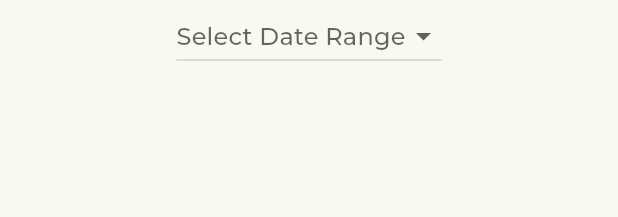
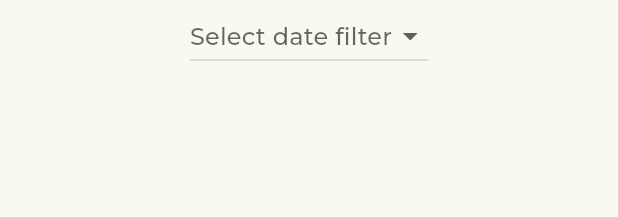
Before and after one commit to 808thlife/Smart-expense-tracker, a Flutter app: the DateCategories widget shown alone on an empty page, opened directly, on a phone screen of 412 x 824 dp. Shown: the top 217 px of the screen. Run offline on Flutter 3.47's test engine with Material 3 defaults, Android fonts, the phone set to English and light mode, and no system bars; our stand-ins replace flutter_riverpod, google_fonts, hugeicons.

Commit message:
finished card designs

```diff
--- a/lib/main.dart
+++ b/lib/main.dart
@@ -11,15 +11,10 @@ void main() {
 class MyApp extends StatelessWidget {
   const MyApp({super.key});
 
-  // This widget is the root of your application.
   @override
   Widget build(BuildContext context) {
     final brightness = View.of(context).platformDispatcher.platformBrightness;
 
-    // Retrieves the default theme for the platform
-    //TextTheme textTheme = Theme.of(context).textTheme;
-
-    // Use with Google Fonts package to use downloadable fonts
     TextTheme textTheme =
         createTextTheme(context, "Montserrat Alternates", "Montserrat");
 
--- a/lib/pages/home/widgets/date_categories.dart
+++ b/lib/pages/home/widgets/date_categories.dart
@@ -16,8 +16,7 @@ class _DateCategoriesState extends ConsumerState<DateCategories> {
   DateFilter? _selectedDateFilter;
 
   // Method to filter expenses based on the selected date range
-  List<Expense> _filterExpenses(DateFilter? filter) {
-    final expenses = ref.watch(expenseProvider);
+  List<Expense> _filterExpenses(List<Expense> expenses, DateFilter? filter) {
     if (filter == null) return expenses;
 
     DateTime now = DateTime.now();
@@ -49,43 +48,38 @@ class _DateCategoriesState extends ConsumerState<DateCategories> {
 
   @override
   Widget build(BuildContext context) {
-    return Expanded(
+    final expenses = ref.watch(expenseProvider);
+    final filteredExpenses = _filterExpenses(expenses, _selectedDateFilter);
+
+    return Center(
       child: Column(
+        mainAxisAlignment: MainAxisAlignment.start,
         children: [
           DropdownButton<DateFilter>(
             value: _selectedDateFilter,
-            hint: const Text('Select Date Range'),
+            hint: const Text('Select date filter'),
             items: DateFilter.values.map((DateFilter filter) {
               return DropdownMenuItem<DateFilter>(
                 value: filter,
-                child: Text(filter == DateFilter.today
-                    ? 'Today'
-                    : filter == DateFilter.thisWeek
-                        ? 'This Week'
-                        : 'This Month'),
+                child: Text(filter.toString().split('.').last),
               );
             }).toList(),
-            onChanged: (DateFilter? newValue) {
+            onChanged: (DateFilter? value) {
               setState(() {
-                _selectedDateFilter = newValue;
+                _selectedDateFilter = value;
               });
+              // Update the filtered expenses in the provider
             },
           ),
-          // Display the filtered expenses here
-          Expanded(
-            child: ListView.builder(
-              itemCount: _filterExpenses(_selectedDateFilter).length,
-              itemBuilder: (context, index) {
-                final expense = _filterExpenses(_selectedDateFilter)[index];
-                return ListTile(
-                  title: Text('\$${expense.expense.toStringAsFixed(2)}'),
-                  subtitle: Text(expense.category.category.toString()),
-                  trailing:
-                      Text(DateFormat('yyyy-MM-dd').format(expense.timestamp)),
-                );
-              },
-            ),
-          ),
+          // You can add more widgets here to display the filtered expenses
+          // For example:
+          // Text('Filtered Expenses: ${filteredExpenses.length}'),
+          // ListView.builder(
+          //   itemCount: filteredExpenses.length,
+          //   itemBuilder: (context, index) {
+          //     // Build your expense list item widget
+          //   },
+          // ),
         ],
       ),
     );
```
Also changed, not shown: lib/data/providers/expense_provider.dart (+5 -4 lines), lib/pages/home/homepage.dart (+3 -7 lines), lib/pages/home/widgets/expense_card.dart (+70 -4 lines), lib/pages/home/widgets/forms/add_data.dart (+13 -4 lines).
